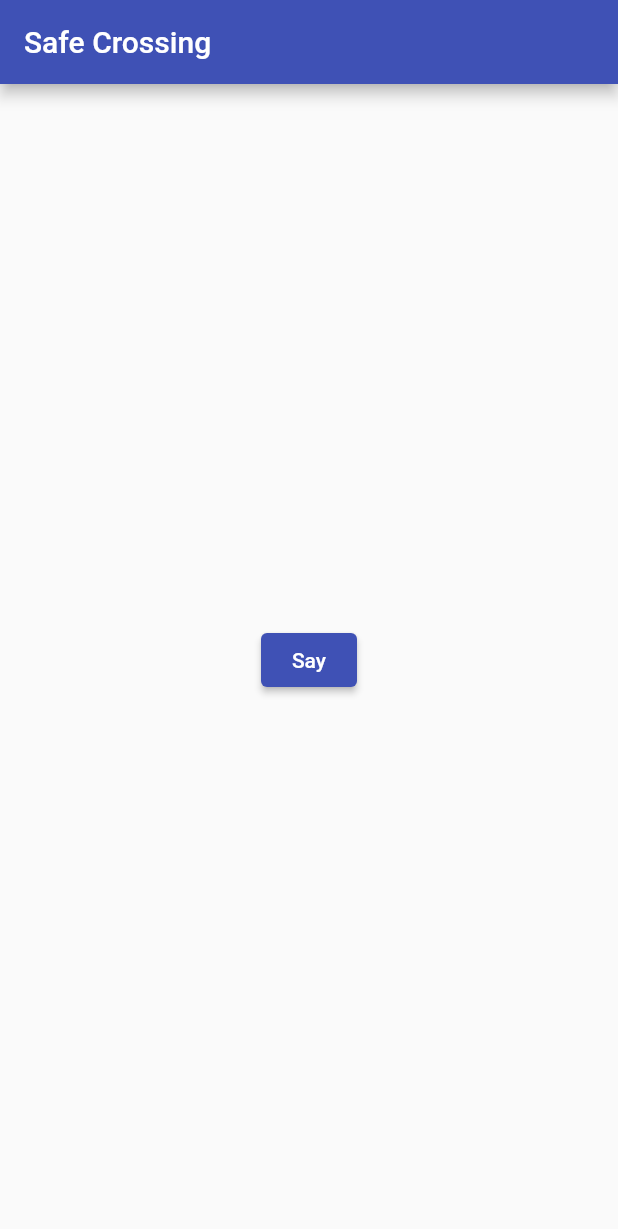
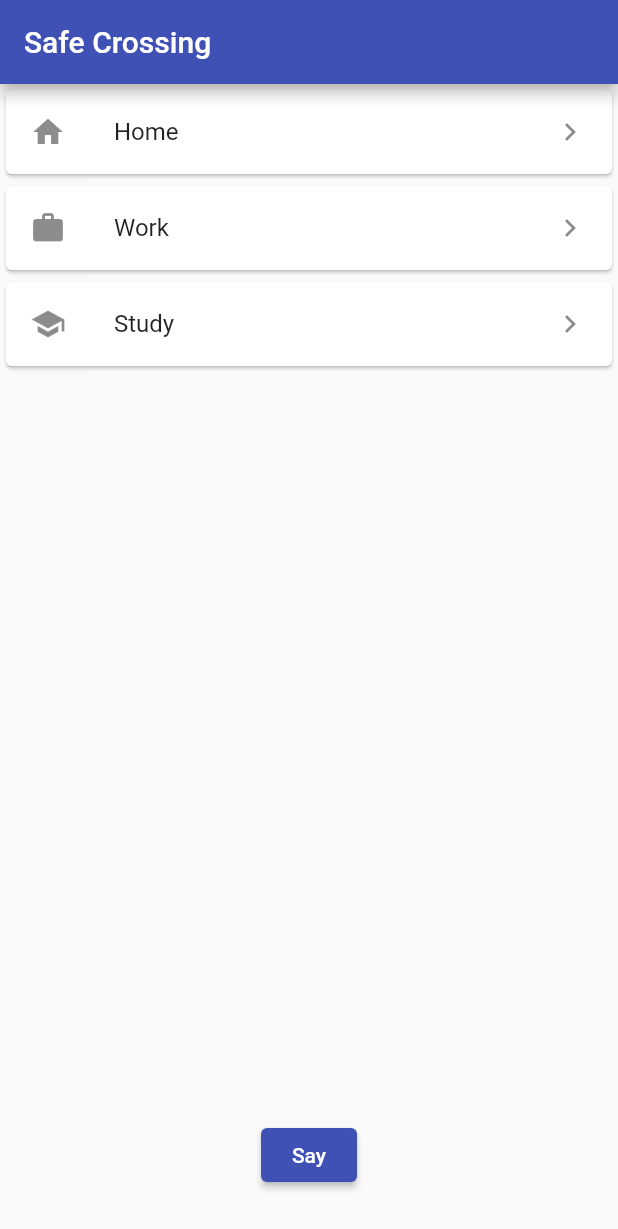
Before and after one commit to osoc21/Safe-Crossing, a Flutter app: the screen it shows after launch, on a phone screen of 412 x 824 dp. Shown: the top 1229 px of the screen. Run offline on Flutter 3.47's test engine with Material 2 defaults, Android fonts, the light colour scheme and no system bars.

Commit message:
modified locations screen

```diff
--- a/safe_crossing/lib/screens/locations_screen.dart
+++ b/safe_crossing/lib/screens/locations_screen.dart
@@ -12,6 +12,8 @@ class LocationsScreen extends StatefulWidget {
 
 class _LocationsScreenState extends State<LocationsScreen> {
   int _counter = 0;
+  List<String> titles = ['Home', 'Work', 'Study'];
+  List<IconData> icons = [Icons.home, Icons.work, Icons.school];
 
   void _incrementCounter() {
     setState(() {
@@ -29,11 +31,29 @@ class _LocationsScreenState extends State<LocationsScreen> {
         child: Column(
           mainAxisAlignment: MainAxisAlignment.center,
           children: <Widget>[
+            Expanded(
+              child: ListView.builder(
+                itemCount: titles.length,
+                itemBuilder: (context, index) {
+                  return Card(
+                    child: ListTile(
+                      leading: Icon(icons[index]),
+                      title: Text('${titles[index]}'),
+                      trailing: Icon(Icons.keyboard_arrow_right),
+                    ),
+                  );
+                },
+              ),
+            ),
             ElevatedButton(
-                child: Text('Say'),
-                onPressed: () {
-                  Navigator.pushNamed(context, MapScreen.routeName);
-                })
+              child: Text('Say'),
+              onPressed: () {
+                Navigator.pushNamed(context, MapScreen.routeName);
+              },
+            ),
+            SizedBox(
+              height: 30,
+            )
           ],
         ),
       ),
```
Also changed, not shown: 35 other files.
